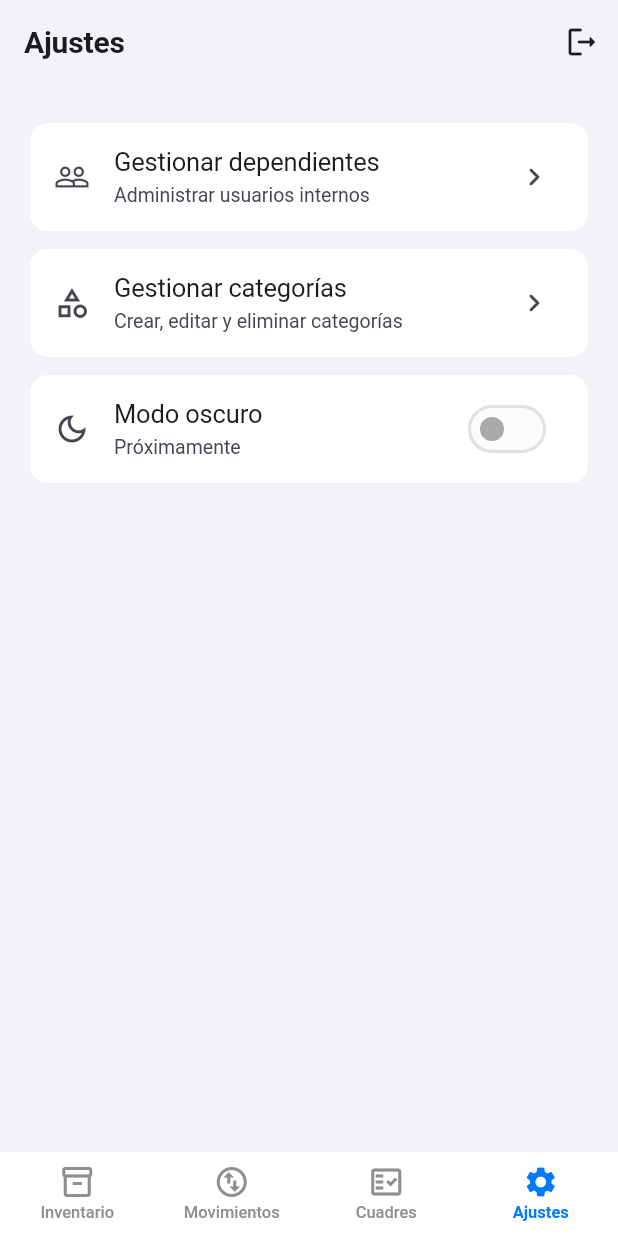
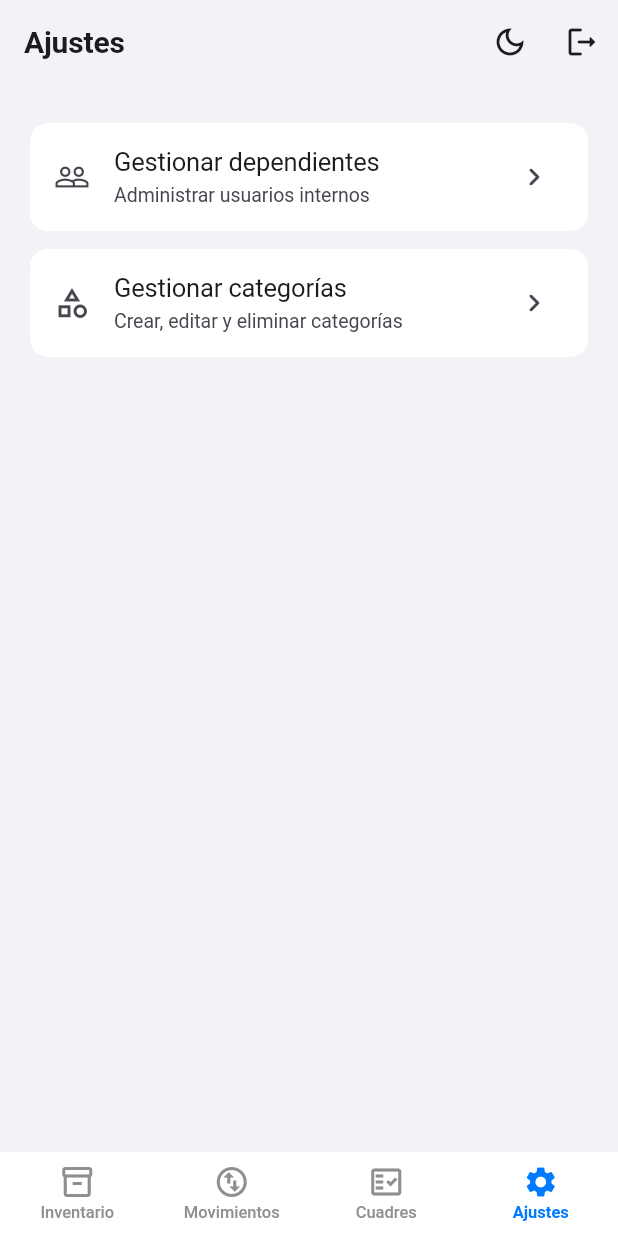
Before and after one commit to rmc03/Inventario-App, a Flutter app: the ConfiguracionScreen screen opened by its route, on a phone screen of 412 x 824 dp. Run offline on Flutter 3.47's test engine with Material 3 defaults, Android fonts, the phone set to English and light mode, and no system bars; our stand-ins replace cached_network_image, connectivity_plus, flutter_riverpod, go_router, image_picker, sqflite and 1 more; accounts and stored records are empty.

Commit message:
refactor: modo oscuro como icon-button en AppBar en vez de card
- Eliminado _TemaCard widget del body
- Agregado IconButton con Icons.dark_mode_outlined en AppBar.actions
  antes del logout, con snackbar 'Proximamente'

```diff
--- a/lib/features/configuracion/presentation/configuracion_screen.dart
+++ b/lib/features/configuracion/presentation/configuracion_screen.dart
@@ -34,6 +34,15 @@
       appBar: AppBar(
         title: const Text('Ajustes'),
         actions: [
+          IconButton(
+            icon: const Icon(Icons.dark_mode_outlined),
+            tooltip: 'Modo oscuro (próximamente)',
+            onPressed: () {
+              ScaffoldMessenger.of(context).showSnackBar(
+                const SnackBar(content: Text('Próximamente')),
+              );
+            },
+          ),
           IconButton(
             onPressed: () =>
                 ref.read(authControllerProvider.notifier).signOut(),
@@ -81,8 +90,6 @@
             if (!isAdmin) ...[
               const SizedBox(height: 12),
               _TurnoCard(),
-              const SizedBox(height: 12),
-              _TemaCard(),
             ],
             if (isAdmin) ...[
               const SizedBox(height: 18),
@@ -105,8 +112,6 @@
                   onTap: () => _showCategoryManagement(context, ref),
                 ),
               ),
-              const SizedBox(height: 12),
-              _TemaCard(),
             ],
           ],
         ),
@@ -425,26 +430,6 @@
         ),
         Text(label, style: Theme.of(context).textTheme.bodyMedium),
       ],
-    );
-  }
-}
-
-// ─── Tema card ─────────────────────────────────────────────────────────────
-
-class _TemaCard extends StatelessWidget {
-  const _TemaCard();
-
-  @override
-  Widget build(BuildContext context) {
-    return Card(
-      child: ListTile(
-        leading: const Icon(Icons.dark_mode_outlined),
-        title: const Text('Modo oscuro'),
-        subtitle: const Text('Próximamente'),
-        trailing: IgnorePointer(
-          child: Switch(value: false, onChanged: null),
-        ),
-      ),
     );
   }
 }
```
